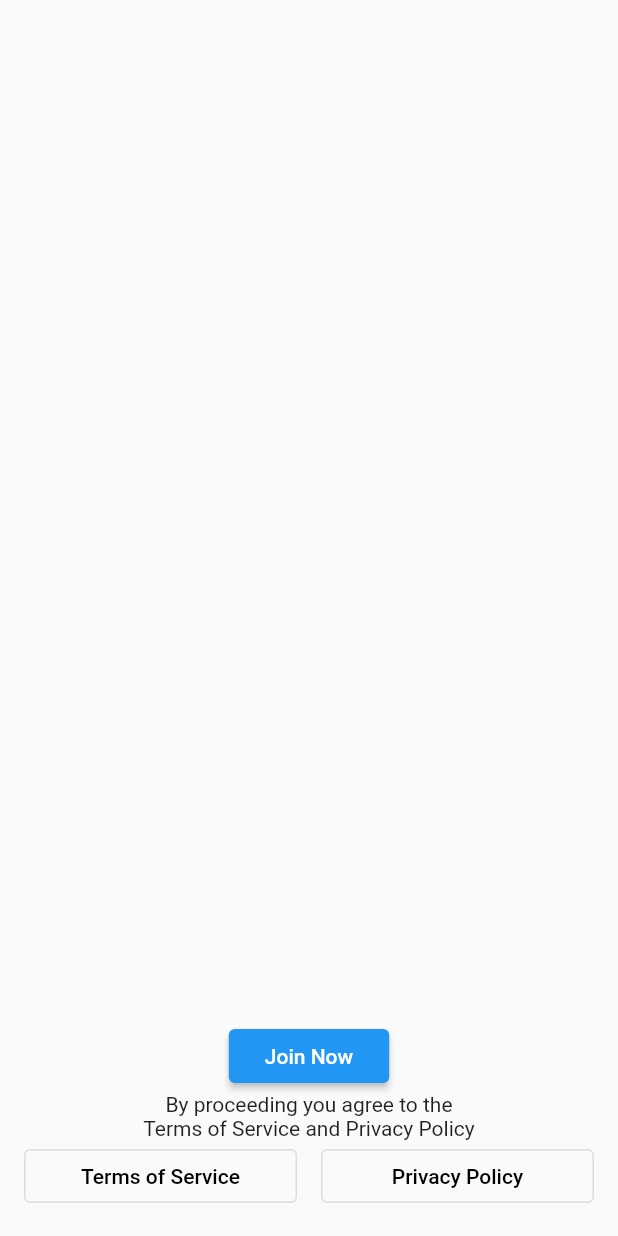
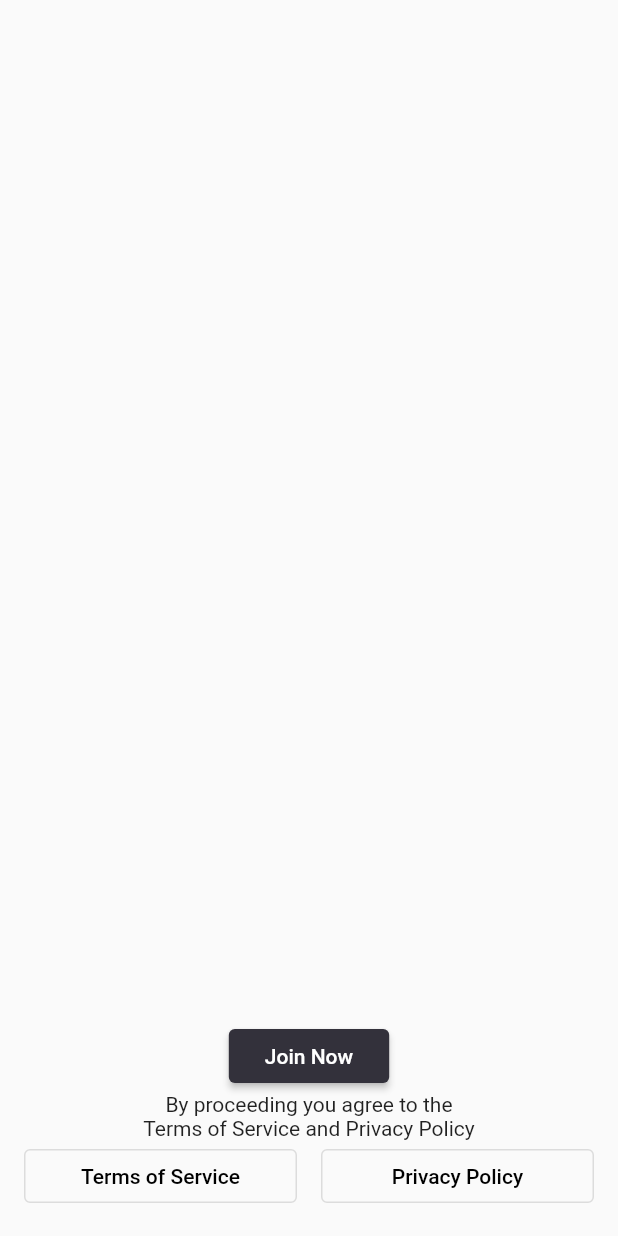
Before and after one commit to AlexHartford/oneword, a Flutter app: the screen it shows after launch, on a phone screen of 412 x 824 dp. Run offline on Flutter 3.47's test engine with Material 2 defaults, Android fonts, the light colour scheme and no system bars; our stand-ins replace device_info, firebase_auth, flutter_hooks, font_awesome_flutter; accounts and stored records are empty.

Commit message:
changed color to black and started work on securing account buttons

```diff
--- a/lib/main.dart
+++ b/lib/main.dart
@@ -1,5 +1,7 @@
 import 'package:flutter/material.dart';
 import 'package:provider/provider.dart';
+
+import 'package:oneword/src/style.dart';
 
 import 'package:oneword/src/router.dart';
 
@@ -23,11 +25,11 @@ class App extends StatelessWidget {
       child: MaterialApp(
         title: 'oneword',
         theme: ThemeData(
-          primarySwatch: Colors.blue,
-          accentColor: Colors.blueAccent,
+          primarySwatch: black,
+          accentColor: Colors.lightBlueAccent,
 //          scaffoldBackgroundColor: Colors.white70,
           buttonTheme: ButtonThemeData(
-            buttonColor: Colors.blue,
+            buttonColor: black,
             textTheme: ButtonTextTheme.primary
           )
         ),
--- a/lib/src/style.dart
+++ b/lib/src/style.dart
@@ -1,4 +1,20 @@
 import 'package:flutter/material.dart';
+
+const MaterialColor black = const MaterialColor(
+  0xFF33313B,
+  const <int, Color>{
+    50: const Color(0xFF33313B),
+    100: const Color(0xFF33313B),
+    200: const Color(0xFF33313B),
+    300: const Color(0xFF33313B),
+    400: const Color(0xFF33313B),
+    500: const Color(0xFF33313B),
+    600: const Color(0xFF33313B),
+    700: const Color(0xFF33313B),
+    800: const Color(0xFF33313B),
+    900: const Color(0xFF33313B),
+  },
+);
 
 const Color contentColor = Color.fromRGBO(38, 38, 47, 1);
 const Color modalBackgroundColor = Color.fromRGBO(241, 241, 241, 1);
--- a/lib/src/tabs/account/finalize/finalize_button.dart
+++ b/lib/src/tabs/account/finalize/submit_button.dart
@@ -1,10 +1,10 @@
 import 'package:flutter/material.dart';
 
-class FinalizeButton extends StatelessWidget {
+class SubmitButton extends StatelessWidget {
   final Function convert;
   final bool loading;
 
-  FinalizeButton({Key key, this.convert, this.loading}) : super(key: key);
+  SubmitButton({Key key, this.convert, this.loading}) : super(key: key);
 
   @override
   Widget build(BuildContext context) {
--- a/lib/src/tabs/account/finalize/view.dart
+++ b/lib/src/tabs/account/finalize/view.dart
@@ -2,7 +2,7 @@ import 'package:flutter/material.dart';
 import 'package:flutter_hooks/flutter_hooks.dart';
 import 'package:provider/provider.dart';
 
-import 'package:oneword/src/tabs/account/finalize/finalize_button.dart';
+import 'package:oneword/src/tabs/account/finalize/submit_button.dart';
 import 'package:oneword/src/tabs/account/finalize/password.dart';
 import 'package:oneword/src/tabs/account/finalize/username.dart';
 
@@ -72,7 +72,7 @@ class Finalize extends HookWidget {
             children: <Widget>[
               UsernameField(controller: _usernameController, checkUsername: user.checkUsername),
               PasswordField(controller: _passwordController),
-              FinalizeButton(convert: _convert, loading: loading.value)
+              SubmitButton(convert: _convert, loading: loading.value)
             ],
           ),
         ),
--- a/lib/src/tabs/account/header.dart
+++ b/lib/src/tabs/account/header.dart
@@ -17,7 +17,7 @@ class Header extends StatelessWidget {
         SizedBox(height: 64),
         CircleAvatar(
           radius: 52,
-          backgroundColor: Colors.white,
+          backgroundColor: user.gender == Gender.Female ? Colors.pinkAccent : Colors.lightBlueAccent,
           child: CircleAvatar(
             radius: 50,
             backgroundColor: Colors.white,
--- a/lib/src/tabs/account/view.dart
+++ b/lib/src/tabs/account/view.dart
@@ -1,5 +1,6 @@
 import 'package:flutter/material.dart';
 import 'package:oneword/src/tabs/account/finalize/view.dart';
+import 'package:oneword/src/tabs/account/finalize_button.dart';
 import 'package:oneword/src/tabs/account/header.dart';
 import 'package:provider/provider.dart';
 
@@ -19,11 +20,15 @@ class Account extends StatelessWidget {
         child: AppBar(
           title: Text('Account'),
           centerTitle: true,
+          actions: <Widget>[
+            user.isLinked ? FinalizeButton(type: Type.Icon) : null
+          ],
           flexibleSpace: Header(),
         ),
       ),
       body: ListView(
         children: [
+          user.isLinked ? FinalizeButton(type: Type.Text) : null
 //          Finalize()
         ]
       )
```
Also changed, not shown: lib/src/tabs/account/finalize_button.dart (added, +28 -0 lines).
